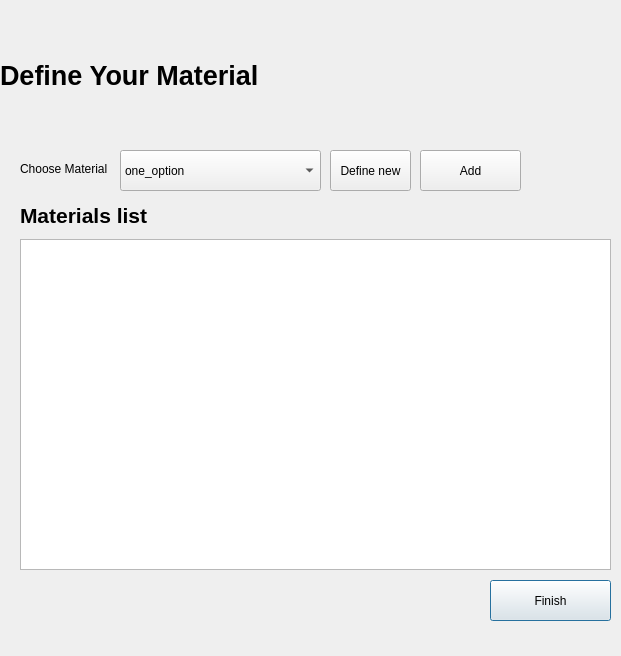
This is ui/definematerials.ui in kotekpsotek/2by2 as Qt 5 draws it before an edit. The edited form follows.
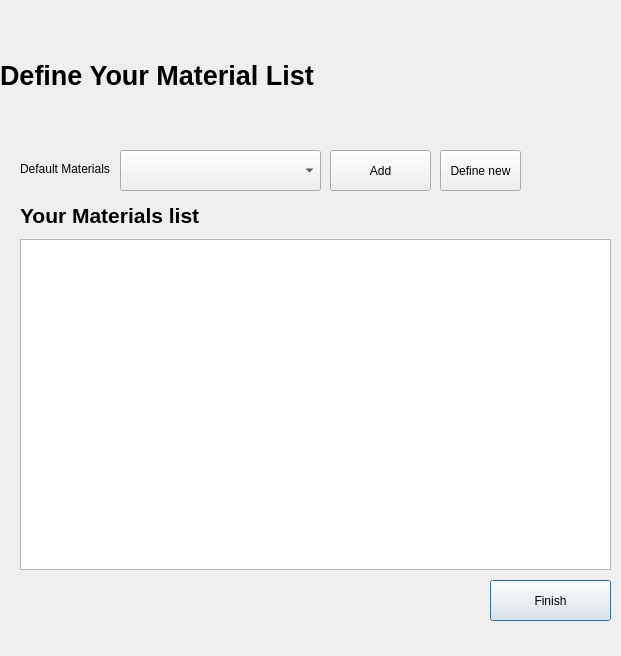
This is the edited form. Icons and pictures are not drawn.

Commit message: Better described 'define new material' widget

Diff of the .ui file:
```diff
--- a/ui/definematerials.ui
+++ b/ui/definematerials.ui
@@ -35,11 +35,9 @@
     <property name="autoFillBackground">
      <bool>false</bool>
     </property>
-    <item>
-     <property name="text">
-      <string>one_option</string>
-     </property>
-    </item>
+    <property name="currentText">
+     <string/>
+    </property>
    </widget>
    <widget class="QLabel" name="label_2">
     <property name="enabled">
@@ -54,13 +52,13 @@
      </rect>
     </property>
     <property name="text">
-     <string>Choose Material</string>
+     <string>Default Materials</string>
     </property>
    </widget>
    <widget class="QPushButton" name="DefineName">
     <property name="geometry">
      <rect>
-      <x>330</x>
+      <x>440</x>
       <y>150</y>
       <width>81</width>
       <height>41</height>
@@ -73,7 +71,7 @@
    <widget class="QPushButton" name="AddAccept">
     <property name="geometry">
      <rect>
-      <x>420</x>
+      <x>330</x>
       <y>150</y>
       <width>101</width>
       <height>41</height>
@@ -91,7 +89,7 @@
      <rect>
       <x>20</x>
       <y>200</y>
-      <width>171</width>
+      <width>191</width>
       <height>31</height>
      </rect>
     </property>
@@ -102,7 +100,7 @@
      </font>
     </property>
     <property name="text">
-     <string>Materials list</string>
+     <string>Your Materials list</string>
     </property>
    </widget>
    <widget class="QTableView" name="MaterialsList">
@@ -142,7 +140,7 @@
      <rect>
       <x>0</x>
       <y>10</y>
-      <width>631</width>
+      <width>686</width>
       <height>131</height>
      </rect>
     </property>
@@ -159,7 +157,7 @@
         </font>
        </property>
        <property name="text">
-        <string>Define Your Material</string>
+        <string>Define Your Material List</string>
        </property>
       </widget>
      </item>
```
